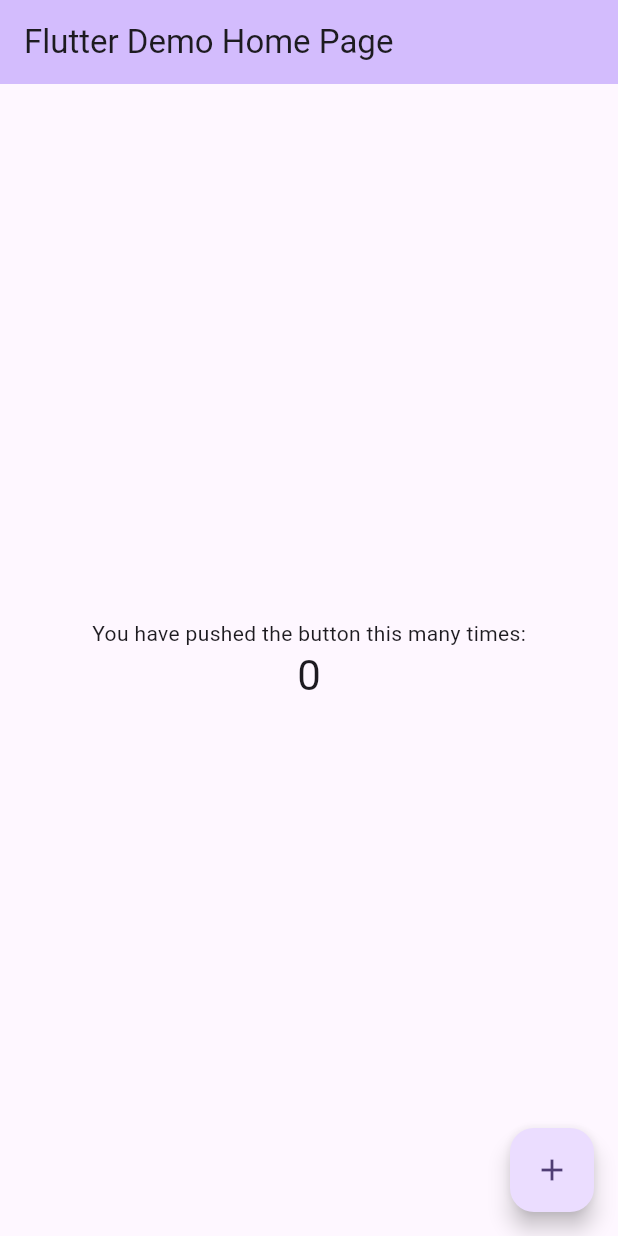
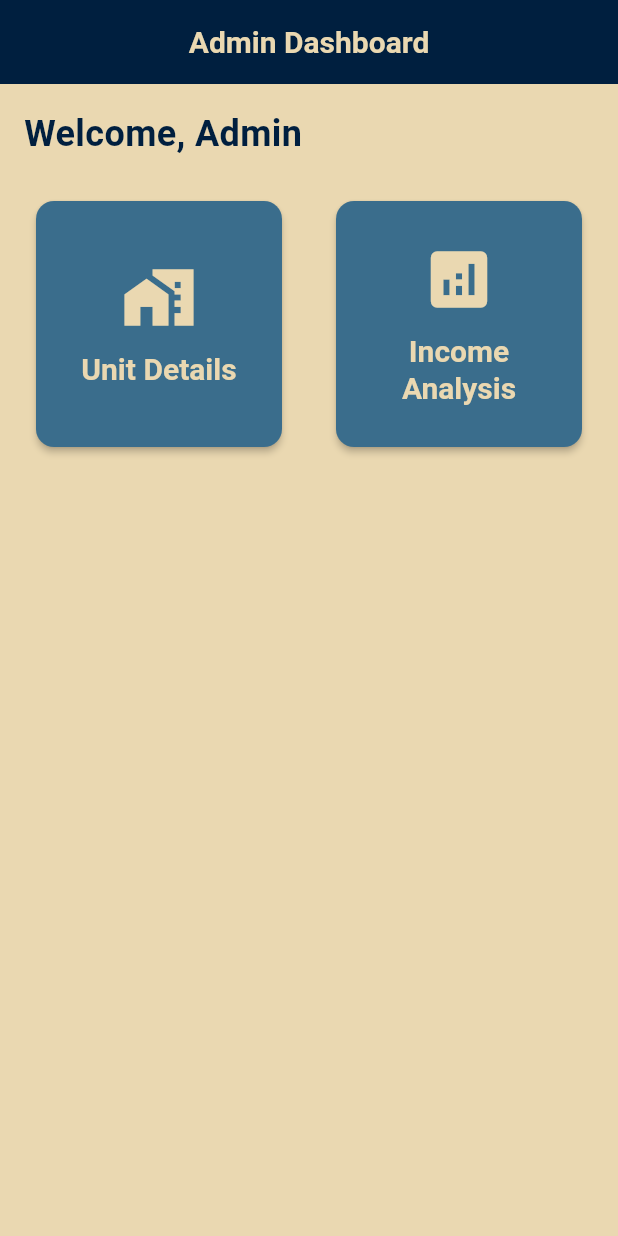
Before and after one commit to AshenKavinda/FLUTTER_FIREBASE_IOT, a Flutter app: the screen it shows after launch, on a phone screen of 412 x 824 dp. Run offline on Flutter 3.47's test engine with Material 3 defaults, Android fonts, the phone set to English and light mode, and no system bars.

Commit message:
admin dashboard

```diff
--- a/lib/main.dart
+++ b/lib/main.dart
@@ -1,123 +1,24 @@
 import 'package:flutter/material.dart';
+import 'pages/admin_dashboard.dart';
+import 'pages/unit_details_page.dart';
+import 'pages/income_analysis_page.dart';
+import 'utils/theme.dart';
 
 void main() {
-  runApp(const MyApp());
+  runApp(MyApp());
 }
 
 class MyApp extends StatelessWidget {
-  const MyApp({super.key});
-
-  // This widget is the root of your application.
   @override
   Widget build(BuildContext context) {
     return MaterialApp(
-      debugShowCheckedModeBanner: false,
-      title: 'Flutter Demo',
-      theme: ThemeData(
-        // This is the theme of your application.
-        //
-        // TRY THIS: Try running your application with "flutter run". You'll see
-        // the application has a purple toolbar. Then, without quitting the app,
-        // try changing the seedColor in the colorScheme below to Colors.green
-        // and then invoke "hot reload" (save your changes or press the "hot
-        // reload" button in a Flutter-supported IDE, or press "r" if you used
-        // the command line to start the app).
-        //
-        // Notice that the counter didn't reset back to zero; the application
-        // state is not lost during the reload. To reset the state, use hot
-        // restart instead.
-        //
-        // This works for code too, not just values: Most code changes can be
-        // tested with just a hot reload.
-        colorScheme: ColorScheme.fromSeed(seedColor: Colors.deepPurple),
-      ),
-      home: const MyHomePage(title: 'Flutter Demo Home Page'),
+      theme: appTheme,
+      initialRoute: '/',
+      routes: {
+        '/': (context) => AdminDashboard(),
+        '/unit-details': (context) => UnitDetailsPage(),
+        '/income-analysis': (context) => IncomeAnalysisPage(),
+      },
     );
   }
 }
-
-class MyHomePage extends StatefulWidget {
-  const MyHomePage({super.key, required this.title});
-
-  // This widget is the home page of your application. It is stateful, meaning
-  // that it has a State object (defined below) that contains fields that affect
-  // how it looks.
-
-  // This class is the configuration for the state. It holds the values (in this
-  // case the title) provided by the parent (in this case the App widget) and
-  // used by the build method of the State. Fields in a Widget subclass are
-  // always marked "final".
-
-  final String title;
-
-  @override
-  State<MyHomePage> createState() => _MyHomePageState();
-}
-
-class _MyHomePageState extends State<MyHomePage> {
-  int _counter = 0;
-
-  void _incrementCounter() {
-    setState(() {
-      // This call to setState tells the Flutter framework that something has
-      // changed in this State, which causes it to rerun the build method below
-      // so that the display can reflect the updated values. If we changed
-      // _counter without calling setState(), then the build method would not be
-      // called again, and so nothing would appear to happen.
-      _counter++;
-    });
-  }
-
-  @override
-  Widget build(BuildContext context) {
-    // This method is rerun every time setState is called, for instance as done
-    // by the _incrementCounter method above.
-    //
-    // The Flutter framework has been optimized to make rerunning build methods
-    // fast, so that you can just rebuild anything that needs updating rather
-    // than having to individually change instances of widgets.
-    return Scaffold(
-      appBar: AppBar(
-        // TRY THIS: Try changing the color here to a specific color (to
-        // Colors.amber, perhaps?) and trigger a hot reload to see the AppBar
-        // change color while the other colors stay the same.
-        backgroundColor: Theme.of(context).colorScheme.inversePrimary,
-        // Here we take the value from the MyHomePage object that was created by
-        // the App.build method, and use it to set our appbar title.
-        title: Text(widget.title),
-      ),
-      body: Center(
-        // Center is a layout widget. It takes a single child and positions it
-        // in the middle of the parent.
-        child: Column(
-          // Column is also a layout widget. It takes a list of children and
-          // arranges them vertically. By default, it sizes itself to fit its
-          // children horizontally, and tries to be as tall as its parent.
-          //
-          // Column has various properties to control how it sizes itself and
-          // how it positions its children. Here we use mainAxisAlignment to
-          // center the children vertically; the main axis here is the vertical
-          // axis because Columns are vertical (the cross axis would be
-          // horizontal).
-          //
-          // TRY THIS: Invoke "debug painting" (choose the "Toggle Debug Paint"
-          // action in the IDE, or press "p" in the console), to see the
-          // wireframe for each widget.
-          mainAxisAlignment: MainAxisAlignment.center,
-          children: <Widget>[
-            const Text('You have pushed the button this many times:'),
-            Text(
-              '$_counter',
-              style: Theme.of(context).textTheme.headlineMedium,
-            ),
-          ],
-        ),
-      ),
-      floatingActionButton: FloatingActionButton(
-        onPressed: _incrementCounter,
-        tooltip: 'Increment',
-        child: const Icon(Icons.add),
-      ), // This trailing comma makes auto-formatting nicer for build methods.
-    );
-  }
-}
--- /dev/null
+++ b/lib/pages/admin_dashboard.dart
@@ -0,0 +1,80 @@
+import 'package:flutter/material.dart';
+import '../utils/theme.dart';
+
+class AdminDashboard extends StatelessWidget {
+  @override
+  Widget build(BuildContext context) {
+    return Scaffold(
+      appBar: AppBar(title: Text('Admin Dashboard'), centerTitle: true),
+      body: Padding(
+        padding: const EdgeInsets.all(16.0),
+        child: Column(
+          crossAxisAlignment: CrossAxisAlignment.stretch,
+          children: [
+            // Header
+            Text(
+              'Welcome, Admin',
+              style: TextStyle(
+                color: AppColors.navyBlue,
+                fontSize: 24,
+                fontWeight: FontWeight.bold,
+              ),
+            ),
+            SizedBox(height: 20),
+            // Navigation Cards
+            Expanded(
+              child: GridView.count(
+                crossAxisCount: 2,
+                mainAxisSpacing: 20,
+                crossAxisSpacing: 20,
+                children: [
+                  _buildNavCard(
+                    context,
+                    title: "Unit Details",
+                    icon: Icons.home_work,
+                    onTap: () => Navigator.pushNamed(context, '/unit-details'),
+                  ),
+                  _buildNavCard(
+                    context,
+                    title: "Income Analysis",
+                    icon: Icons.analytics,
+                    onTap:
+                        () => Navigator.pushNamed(context, '/income-analysis'),
+                  ),
+                ],
+              ),
+            ),
+          ],
+        ),
+      ),
+    );
+  }
+
+  Widget _buildNavCard(
+    BuildContext context, {
+    required String title,
+    required IconData icon,
+    required VoidCallback onTap,
+  }) {
+    return InkWell(
+      onTap: onTap,
+      child: Card(
+        child: Padding(
+          padding: const EdgeInsets.all(16.0),
+          child: Column(
+            mainAxisAlignment: MainAxisAlignment.center,
+            children: [
+              Icon(icon, size: 50, color: AppColors.cream),
+              SizedBox(height: 10),
+              Text(
+                title,
+                style: Theme.of(context).textTheme.titleLarge,
+                textAlign: TextAlign.center,
+              ),
+            ],
+          ),
+        ),
+      ),
+    );
+  }
+}
--- /dev/null
+++ b/lib/pages/income_analysis_page.dart
@@ -0,0 +1,17 @@
+import 'package:flutter/material.dart';
+import '../utils/theme.dart';
+
+class IncomeAnalysisPage extends StatelessWidget {
+  @override
+  Widget build(BuildContext context) {
+    return Scaffold(
+      appBar: AppBar(title: Text('Income Analysis')),
+      body: Center(
+        child: Text(
+          'Income Analysis Content',
+          style: TextStyle(color: AppColors.navyBlue, fontSize: 20),
+        ),
+      ),
+    );
+  }
+}
--- /dev/null
+++ b/lib/pages/unit_details_page.dart
@@ -0,0 +1,17 @@
+import 'package:flutter/material.dart';
+import '../utils/theme.dart';
+
+class UnitDetailsPage extends StatelessWidget {
+  @override
+  Widget build(BuildContext context) {
+    return Scaffold(
+      appBar: AppBar(title: Text('Unit Details')),
+      body: Center(
+        child: Text(
+          'Unit Details Content',
+          style: TextStyle(color: AppColors.navyBlue, fontSize: 20),
+        ),
+      ),
+    );
+  }
+}
--- /dev/null
+++ b/lib/utils/theme.dart
@@ -0,0 +1,37 @@
+import 'package:flutter/material.dart';
+
+class AppColors {
+  static const Color navyBlue = Color(0xFF001F3F);
+  static const Color tealBlue = Color(0xFF3A6D8C);
+  static const Color skyBlue = Color(0xFF6A9AB0);
+  static const Color cream = Color(0xFFEAD8B1);
+}
+
+final ThemeData appTheme = ThemeData(
+  primaryColor: AppColors.navyBlue,
+  scaffoldBackgroundColor: AppColors.cream,
+  appBarTheme: AppBarTheme(
+    backgroundColor: AppColors.navyBlue,
+    foregroundColor: AppColors.cream,
+    elevation: 0,
+  ),
+  cardTheme: CardTheme(
+    color: AppColors.tealBlue,
+    elevation: 2,
+    margin: EdgeInsets.all(8),
+    shape: RoundedRectangleBorder(borderRadius: BorderRadius.circular(12)),
+  ),
+  textTheme: TextTheme(
+    titleLarge: TextStyle(
+      // Replaces headline6
+      color: AppColors.cream,
+      fontWeight: FontWeight.bold,
+      fontSize: 20,
+    ),
+    bodyMedium: TextStyle(
+      // Replaces bodyText2
+      color: AppColors.navyBlue,
+      fontSize: 16,
+    ),
+  ),
+);
```
Also changed, not shown: 1 other file.
